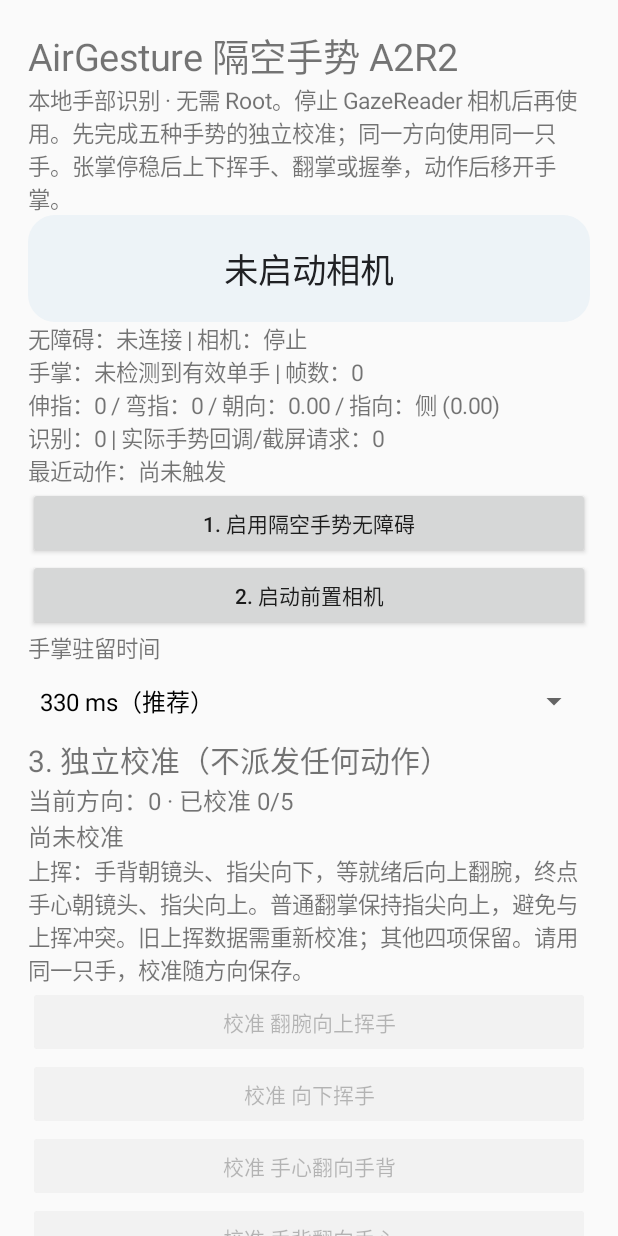
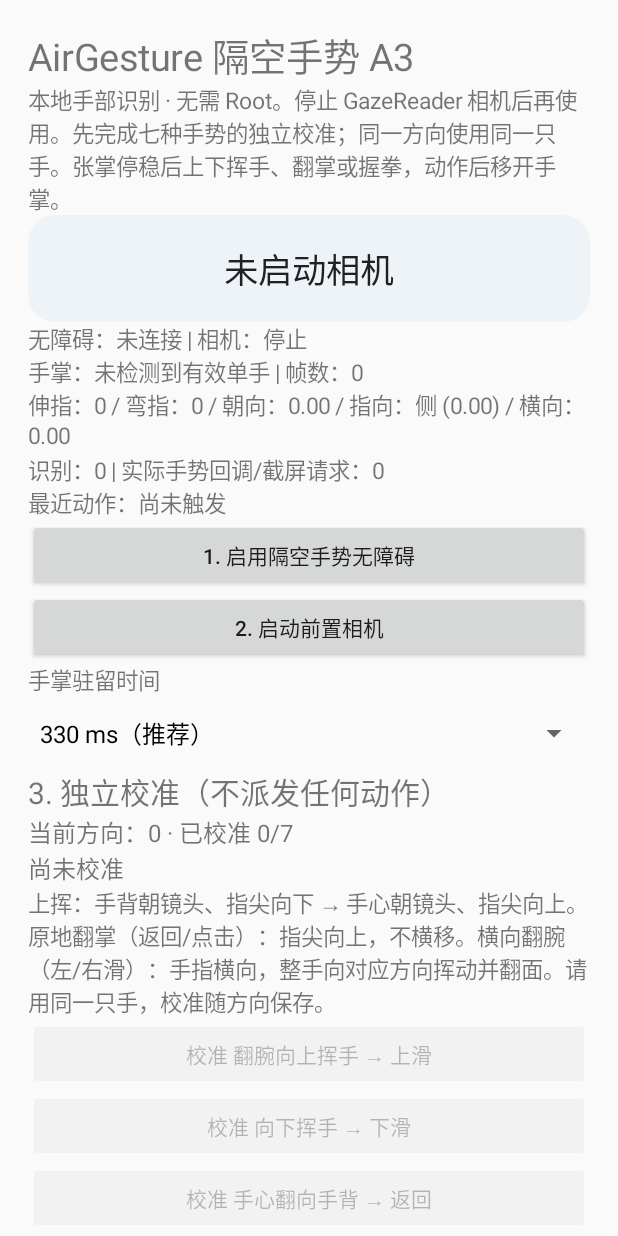
Before and after one commit to XPFH-tech/GazeReader, an Android app: the screen it shows after launch (MainActivity), on a phone screen of 412 x 824 dp. Run offline under Robolectric (Android 15) with nearby library versions, the phone set to English and light mode, and no system bars; libraries missing offline, so code that uses them is left out: com.google.mediapipe.tasks.

Commit message:
AirGesture A3: seven calibrated gestures, back and center tap, horizontal wrist swipes

```diff
--- a/app/build.gradle.kts
+++ b/app/build.gradle.kts
@@ -5,7 +5,7 @@ plugins {
 android {
  namespace = "dev.xpfh.airgesture"
  compileSdk = 35
- defaultConfig { applicationId = "dev.xpfh.airgesture"; minSdk = 31; targetSdk = 33; versionCode = 5; versionName = "2.2-A2R2"; ndk { abiFilters += "arm64-v8a" } }
+ defaultConfig { applicationId = "dev.xpfh.airgesture"; minSdk = 31; targetSdk = 33; versionCode = 6; versionName = "3.0-A3"; ndk { abiFilters += "arm64-v8a" } }
  compileOptions { sourceCompatibility = JavaVersion.VERSION_17; targetCompatibility = JavaVersion.VERSION_17 }
  kotlinOptions { jvmTarget = "17" }
  androidResources { noCompress += "task" }
--- a/app/src/main/AndroidManifest.xml
+++ b/app/src/main/AndroidManifest.xml
@@ -6,7 +6,7 @@
 <uses-permission android:name="android.permission.ACCESS_NETWORK_STATE" tools:node="remove"/>
 <uses-feature android:name="android.hardware.camera.front" android:required="true"/>
 <queries><intent><action android:name="android.intent.action.MAIN"/><category android:name="android.intent.category.LAUNCHER"/></intent></queries>
-<application android:label="AirGesture 隔空手势 A2R2" android:allowBackup="false" android:theme="@android:style/Theme.Material.Light.NoActionBar">
+<application android:label="AirGesture 隔空手势 A3" android:allowBackup="false" android:theme="@android:style/Theme.Material.Light.NoActionBar">
 <activity android:name=".MainActivity" android:exported="true"><intent-filter><action android:name="android.intent.action.MAIN"/><category android:name="android.intent.category.LAUNCHER"/></intent-filter></activity>
 <service android:name=".TrackingService" android:exported="false" android:foregroundServiceType="camera"/>
 <service android:name=".HandAccess" android:exported="true" android:permission="android.permission.BIND_ACCESSIBILITY_SERVICE"><intent-filter><action android:name="android.accessibilityservice.AccessibilityService"/></intent-filter><meta-data android:name="android.accessibilityservice" android:resource="@xml/accessibility"/></service>
--- a/app/src/main/java/dev/xpfh/airgesture/MainActivity.kt
+++ b/app/src/main/java/dev/xpfh/airgesture/MainActivity.kt
@@ -33,10 +33,10 @@ class MainActivity:Activity(){
         val f=Session.frame
         live.text=if(SystemClock.elapsedRealtime()<Session.feedbackUntil)Session.last+"\n"+Session.status else Session.status
         live.setTextColor(if(Session.status.startsWith("已就绪"))0xff13734a.toInt() else if(Session.status.contains("暂停")||Session.status.contains("失败"))0xffa04b14.toInt() else 0xff202124.toInt())
-        status.text="无障碍："+(if(HandAccess.current!=null)"已连接" else "未连接")+" | 相机："+(if(Session.running)"运行" else "停止")+"\n手掌："+Session.poseLabel(f?.pose)+" | 帧数："+Session.frames+"\n伸指："+(f?.straight?:0)+" / 弯指："+(f?.curled?:0)+" / 朝向："+String.format(java.util.Locale.US,"%.2f",f?.face?:0f)+" / 指向："+(if((f?.fingerY?:0f)>.35f)"下" else if((f?.fingerY?:0f)<-.35f)"上" else "侧")+String.format(java.util.Locale.US," (%.2f)",f?.fingerY?:0f)+"\n识别："+Session.detected+" | 实际手势回调/截屏请求："+Session.count+"\n最近动作："+Session.last
+        status.text="无障碍："+(if(HandAccess.current!=null)"已连接" else "未连接")+" | 相机："+(if(Session.running)"运行" else "停止")+"\n手掌："+Session.poseLabel(f?.pose)+" | 帧数："+Session.frames+"\n伸指："+(f?.straight?:0)+" / 弯指："+(f?.curled?:0)+" / 朝向："+String.format(java.util.Locale.US,"%.2f",f?.face?:0f)+" / 指向："+(if((f?.fingerY?:0f)>.35f)"下" else if((f?.fingerY?:0f)<-.35f)"上" else "侧")+String.format(java.util.Locale.US," (%.2f)",f?.fingerY?:0f)+" / 横向："+String.format(java.util.Locale.US,"%.2f",f?.fingerX?:0f)+"\n识别："+Session.detected+" | 实际手势回调/截屏请求："+Session.count+"\n最近动作："+Session.last
         val rot=rotation(this@MainActivity);val profiles=Profiles.load(this@MainActivity,rot)
-        calibrationStatus.text="当前方向："+rot+" · 已校准 "+profiles.size+"/5\n"+Session.calMessage
-        for((a,b) in calButtons){b.text=(if(profiles.containsKey(a))"已校准 · 重校 " else "校准 ")+a.label;b.isEnabled=Session.running&&Session.calibration==null}
+        calibrationStatus.text="当前方向："+rot+" · 已校准 "+profiles.size+"/7\n"+Session.calMessage
+        for((a,b) in calButtons){b.text=(if(profiles.containsKey(a))"已校准 · 重校 " else "校准 ")+a.label+" → "+a.output;b.isEnabled=Session.running&&Session.calibration==null}
         h.postDelayed(this,200)
     }}
     override fun onCreate(b:Bundle?){super.onCreate(b);selected=prefs.getString("pkg","")?:"";home();h.post(pulse)}
@@ -45,8 +45,8 @@ class MainActivity:Activity(){
         val p=LinearLayout(this).apply{orientation=1;setPadding(28,28,28,28)}
         fun text(s:String,n:Float=15f)=TextView(this).apply{text=s;textSize=n;p.addView(this)}
         fun button(s:String,action:()->Unit){p.addView(Button(this).apply{text=s;setOnClickListener{action()}})}
-        text("AirGesture 隔空手势 A2R2",25f)
-        text("本地手部识别 · 无需 Root。停止 GazeReader 相机后再使用。先完成五种手势的独立校准；同一方向使用同一只手。张掌停稳后上下挥手、翻掌或握拳，动作后移开手掌。")
+        text("AirGesture 隔空手势 A3",25f)
+        text("本地手部识别 · 无需 Root。停止 GazeReader 相机后再使用。先完成七种手势的独立校准；同一方向使用同一只手。张掌停稳后上下挥手、翻掌或握拳，动作后移开手掌。")
         live=text(Session.status,23f);live.gravity=android.view.Gravity.CENTER;live.setPadding(16,28,16,28);live.background=android.graphics.drawable.GradientDrawable().apply{cornerRadius=18*resources.displayMetrics.density;setColor(0xffedf3f7.toInt())}
         status=text("",15f)
         button("1. 启用隔空手势无障碍"){startActivity(Intent(Settings.ACTION_ACCESSIBILITY_SETTINGS))}
@@ -58,9 +58,9 @@ class MainActivity:Activity(){
         speed=Spinner(this);speed.adapter=ArrayAdapter(this,android.R.layout.simple_spinner_dropdown_item,arrayOf("250 ms（快）","330 ms（推荐）","500 ms（稳）"));speed.setSelection(prefs.getInt("holdA2",1).coerceIn(0,2));p.addView(speed)
         text("3. 独立校准（不派发任何动作）",20f)
         calibrationStatus=text("未校准",16f)
-        text("上挥：手背朝镜头、指尖向下，等就绪后向上翻腕，终点手心朝镜头、指尖向上。普通翻掌保持指尖向上，避免与上挥冲突。旧上挥数据需重新校准；其他四项保留。请用同一只手，校准随方向保存。")
-        for(a in Action.entries){val b=Button(this).apply{text="校准 "+a.label;setOnClickListener{beginCalibration(a)}};calButtons[a]=b;p.addView(b)}
-        button("清除当前方向校准"){AlertDialog.Builder(this).setTitle("清除五项校准？").setPositiveButton("清除"){_,_->Session.pause();Profiles.clear(this,rotation(this));Session.profiles=emptyMap();Session.calMessage="已清除当前方向校准"}.setNegativeButton("取消",null).show()}
+        text("上挥：手背朝镜头、指尖向下 → 手心朝镜头、指尖向上。原地翻掌（返回/点击）：指尖向上，不横移。横向翻腕（左/右滑）：手指横向，整手向对应方向挥动并翻面。请用同一只手，校准随方向保存。")
+        for(a in Action.entries){val b=Button(this).apply{text="校准 "+a.label+" → "+a.output;setOnClickListener{beginCalibration(a)}};calButtons[a]=b;p.addView(b)}
+        button("清除当前方向校准"){AlertDialog.Builder(this).setTitle("清除七项校准？").setPositiveButton("清除"){_,_->Session.pause();Profiles.clear(this,rotation(this));Session.profiles=emptyMap();Session.calMessage="已清除当前方向校准"}.setNegativeButton("取消",null).show()}
         shot=CheckBox(this).apply{text="允许张掌就绪后握拳截屏（默认关闭）";isChecked=false};p.addView(shot)
         val hints=CheckBox(this).apply{text="控制应用内显示实时文字提示";isChecked=prefs.getBoolean("overlay",true);setOnCheckedChangeListener{_,v->Session.overlay=v;prefs.edit().putBoolean("overlay",v).apply();if(!v)HandAccess.current?.hide()}};p.addView(hints);Session.overlay=hints.isChecked
         val top=CheckBox(this).apply{text="提示显示在屏幕顶部（默认底部）";isChecked=prefs.getBoolean("overlayTop",false);setOnCheckedChangeListener{_,v->Session.overlayTop=v;prefs.edit().putBoolean("overlayTop",v).apply();HandAccess.current?.hide()}};p.addView(top);Session.overlayTop=top.isChecked
@@ -84,7 +84,7 @@ class MainActivity:Activity(){
         }
         button("暂停手势（相机仍运行）"){Session.pause();HandAccess.current?.hide()}
         button("停止相机与手势"){Session.pause();stopService(Intent(this,TrackingService::class.java));Session.status="已停止"}
-        button("复制诊断信息"){(getSystemService(CLIPBOARD_SERVICE) as ClipboardManager).setPrimaryClip(ClipData.newPlainText("AirGesture A2R2",live.text.toString()+"\n"+status.text+"\n"+Session.diagnostic+"\n"+Session.report()));toast("已复制")}
+        button("复制诊断信息"){(getSystemService(CLIPBOARD_SERVICE) as ClipboardManager).setPrimaryClip(ClipData.newPlainText("AirGesture A3",live.text.toString()+"\n"+status.text+"\n"+Session.diagnostic+"\n"+Session.report()));toast("已复制")}
         text("请将平板固定，手距相机约30–60cm开始测试，手掌完整可见。截图调用系统功能，可能被系统或应用拒绝；请勿用于敏感页面。锁屏、过热或相机异常自动停止。旋转会重新打开相机并读取该方向校准；未校准暂停。全局模式尝试控制当前活动应用窗口（包括桌面及分屏），系统授权、支付等敏感窗口、键盘、覆盖及过小窗口暂停。系统截屏限制不会被绕过。")
         setContentView(ScrollView(this).apply{addView(p)})
     }
--- a/app/src/main/java/dev/xpfh/airgesture/Profiles.kt
+++ b/app/src/main/java/dev/xpfh/airgesture/Profiles.kt
@@ -1,22 +1,21 @@
 package dev.xpfh.airgesture
 import android.content.Context
 object Profiles {
- private fun key(rot:Int,a:Action)="r"+rot+"_"+a.name+(if(a==Action.UP)"_wrist_v2" else "")
+ private fun key(rot:Int,a:Action)="r"+rot+"_"+a.name+(when(a){Action.UP->"_wrist_v2";Action.PALM_BACK,Action.BACK_PALM->"_a3_stationary";else->""})
  fun load(c:Context,rot:Int):Map<Action,Profile>{
   val p=c.getSharedPreferences("calibration_a2",0)
   return Action.entries.mapNotNull{a->
    val k=key(rot,a)
    if(!p.contains(k+"_t"))null else{
     val t=p.getFloat(k+"_t",0f);val sign=p.getInt(k+"_s",0);val e=p.getFloat(k+"_e",0f);val d=p.getLong(k+"_d",0)
-    val valid=t.isFinite()&&e.isFinite()&&when(a){Action.UP->t in .018f.. .22f&&e in .25f.. .60f&&sign in listOf(-1,1);Action.DOWN->t in .045f.. .32f;Action.PALM_BACK,Action.BACK_PALM->t in .30f.. .70f&&sign in listOf(-1,1);Action.SHOT->t in 3f..4f}
+    val valid=t.isFinite()&&e.isFinite()&&when(a){Action.UP->t in .018f.. .22f&&e in .25f.. .60f&&sign in listOf(-1,1);Action.DOWN->t in .045f.. .32f;Action.PALM_BACK,Action.BACK_PALM->t in .25f.. .65f&&e in .04f.. .085f&&sign in listOf(-1,1);Action.LEFT,Action.RIGHT->t in .085f.. .32f&&e in .25f.. .65f&&sign in listOf(-1,1);Action.SHOT->t in 3f..4f}
     if(valid)a to Profile(t,sign,e,d) else null
    }
   }.toMap()
  }
  fun save(c:Context,rot:Int,a:Action,v:Profile):Boolean{
   val p=c.getSharedPreferences("calibration_a2",0);val k=key(rot,a)
-  val other=when(a){Action.PALM_BACK->Action.BACK_PALM;Action.BACK_PALM->Action.PALM_BACK;else->null}
-  if(other!=null&&load(c,rot)[other]?.faceSign==v.faceSign)return false
+  if(a.isFlip()&&load(c,rot).any{(other,profile)->other!=a&&other.isFlip()&&(if(other.palmStart()==a.palmStart())profile.faceSign!=v.faceSign else profile.faceSign==v.faceSign)})return false
   return p.edit().putFloat(k+"_t",v.threshold).putInt(k+"_s",v.faceSign).putFloat(k+"_e",v.endpoint).putLong(k+"_d",v.duration).commit()
  }
  fun clear(c:Context,rot:Int){val e=c.getSharedPreferences("calibration_a2",0).edit();for(a in Action.entries)for(s in listOf("_t","_s","_e","_d"))e.remove(key(rot,a)+s);e.apply()}
```
Also changed, not shown: app/src/main/java/dev/xpfh/airgesture/HandGate.kt (+33 -18 lines), app/src/main/java/dev/xpfh/airgesture/Services.kt (+12 -6 lines), 3 other files.
